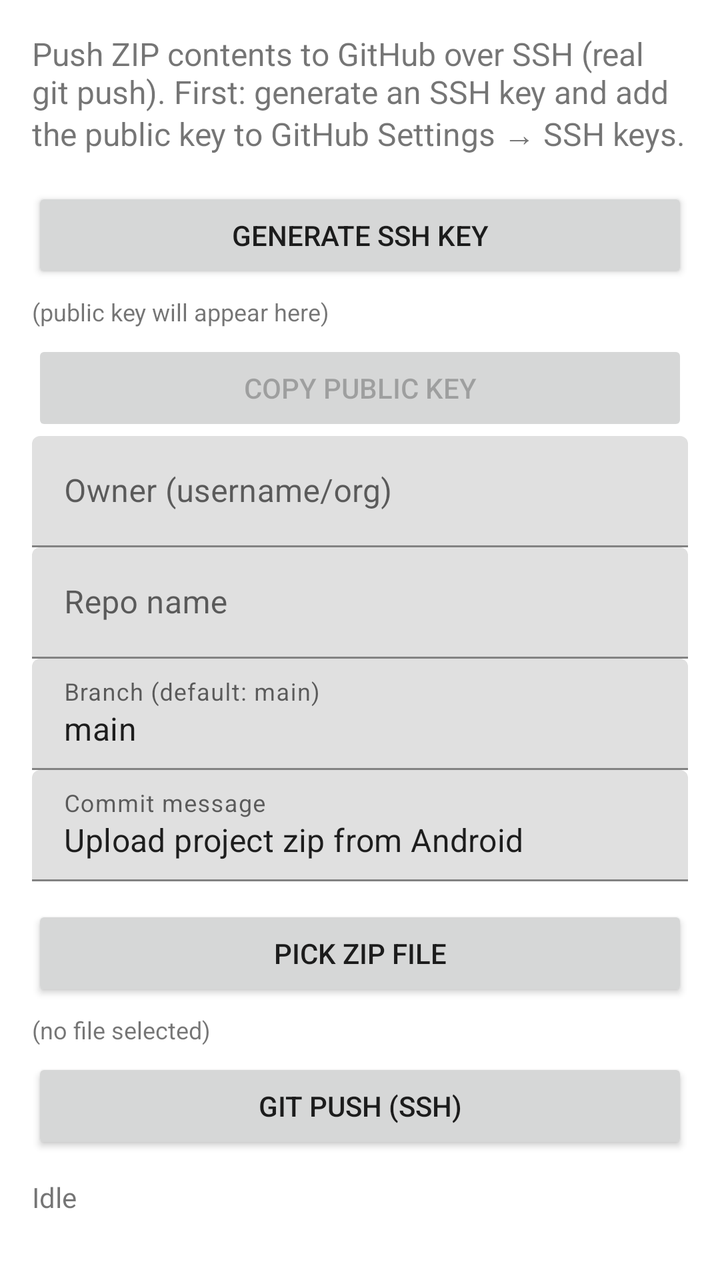
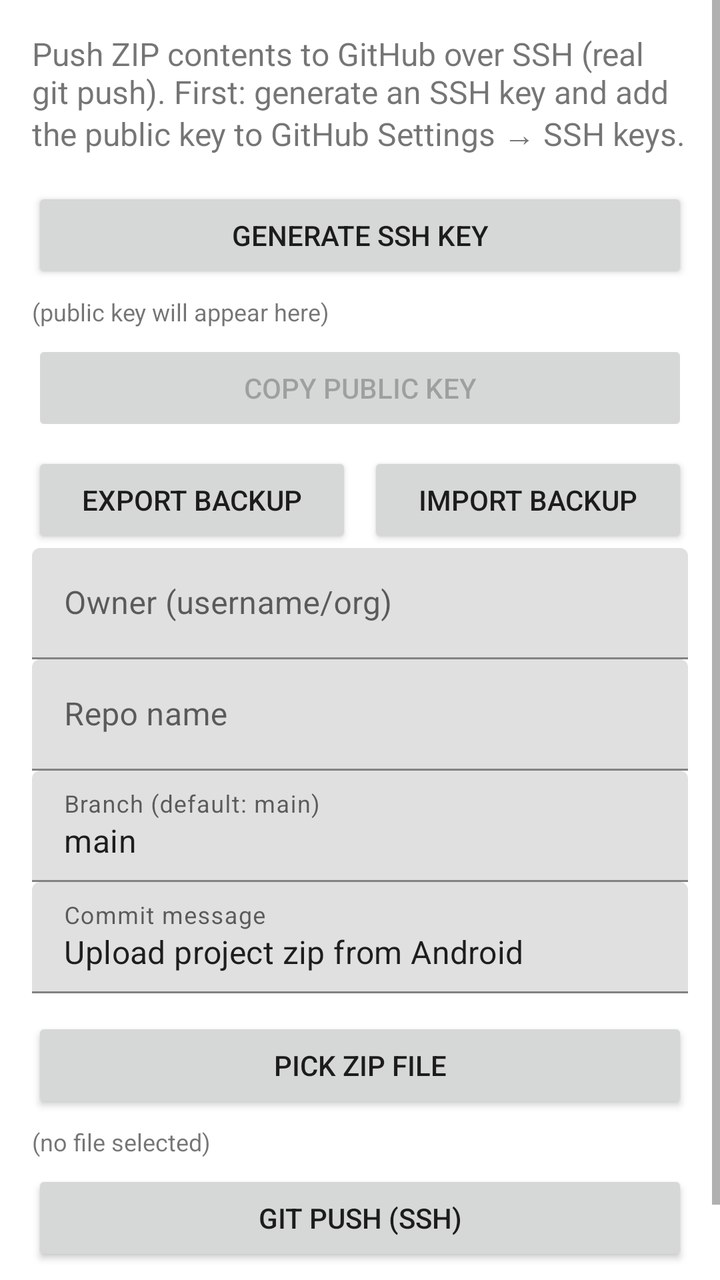

An Android layout rendered at two revisions. The XML below is the earlier revision; the diff shows what the commit changed to produce the second picture.
<!-- AndroidManifest.xml: application theme Theme.HelloWorldAndroid -->
<!-- res/layout/activity_github_push.xml -->
<?xml version="1.0" encoding="utf-8"?>
<ScrollView xmlns:android="http://schemas.android.com/apk/res/android"
    xmlns:app="http://schemas.android.com/apk/res-auto"
    android:layout_width="match_parent"
    android:layout_height="match_parent">

    <LinearLayout
        android:layout_width="match_parent"
        android:layout_height="wrap_content"
        android:orientation="vertical"
        android:padding="16dp">

        <TextView
            android:layout_width="match_parent"
            android:layout_height="wrap_content"
            android:text="Push ZIP contents to GitHub over SSH (real git push). First: generate an SSH key and add the public key to GitHub Settings → SSH keys."
            android:textSize="16sp"
            android:paddingBottom="12dp" />

        <Button
            android:id="@+id/generateKeyButton"
            android:layout_width="match_parent"
            android:layout_height="wrap_content"
            android:text="Generate SSH key"
            android:layout_marginTop="4dp" />

        <TextView
            android:id="@+id/publicKeyText"
            android:layout_width="match_parent"
            android:layout_height="wrap_content"
            android:text="(public key will appear here)"
            android:textSize="12sp"
            android:paddingTop="6dp"
            android:paddingBottom="6dp" />

        <Button
            android:id="@+id/copyKeyButton"
            android:layout_width="match_parent"
            android:layout_height="wrap_content"
            android:text="Copy public key"
            android:enabled="false" />

        <com.google.android.material.textfield.TextInputLayout
            android:layout_width="match_parent"
            android:layout_height="wrap_content"
            android:hint="Owner (username/org)">
            <com.google.android.material.textfield.TextInputEditText
                android:id="@+id/ownerInput"
                android:layout_width="match_parent"
                android:layout_height="wrap_content" />
        </com.google.android.material.textfield.TextInputLayout>

        <com.google.android.material.textfield.TextInputLayout
            android:layout_width="match_parent"
            android:layout_height="wrap_content"
            android:hint="Repo name">
            <com.google.android.material.textfield.TextInputEditText
                android:id="@+id/repoInput"
                android:layout_width="match_parent"
                android:layout_height="wrap_content" />
        </com.google.android.material.textfield.TextInputLayout>

        <com.google.android.material.textfield.TextInputLayout
            android:layout_width="match_parent"
            android:layout_height="wrap_content"
            android:hint="Branch (default: main)">
            <com.google.android.material.textfield.TextInputEditText
                android:id="@+id/branchInput"
                android:layout_width="match_parent"
                android:layout_height="wrap_content"
                android:text="main" />
        </com.google.android.material.textfield.TextInputLayout>

        <com.google.android.material.textfield.TextInputLayout
            android:layout_width="match_parent"
            android:layout_height="wrap_content"
            android:hint="Commit message">
            <com.google.android.material.textfield.TextInputEditText
                android:id="@+id/messageInput"
                android:layout_width="match_parent"
                android:layout_height="wrap_content"
                android:text="Upload project zip from Android" />
        </com.google.android.material.textfield.TextInputLayout>

        <Button
            android:id="@+id/pickZipButton"
            android:layout_width="match_parent"
            android:layout_height="wrap_content"
            android:text="Pick ZIP file"
            android:layout_marginTop="12dp" />

        <TextView
            android:id="@+id/selectedFile"
            android:layout_width="match_parent"
            android:layout_height="wrap_content"
            android:text="(no file selected)"
            android:textSize="12sp"
            android:paddingTop="6dp"
            android:paddingBottom="6dp" />

        <Button
            android:id="@+id/pushButton"
            android:layout_width="match_parent"
            android:layout_height="wrap_content"
            android:text="Git push (SSH)" />

        <TextView
            android:id="@+id/statusText"
            android:layout_width="match_parent"
            android:layout_height="wrap_content"
            android:text="Idle"
            android:paddingTop="12dp" />

    </LinearLayout>
</ScrollView>
<!-- resources referenced by this layout -->
<resources>
  <style name="Theme.HelloWorldAndroid" parent="Theme.MaterialComponents.DayNight.NoActionBar">
          
      </style>
</resources>

<!-- the commit's change to res/layout/activity_github_push.xml (unified diff, before → after) -->
@@ -39,6 +39,28 @@
             android:layout_height="wrap_content"
             android:text="Copy public key"
             android:enabled="false" />
+
+        <LinearLayout
+            android:layout_width="match_parent"
+            android:layout_height="wrap_content"
+            android:orientation="horizontal"
+            android:layout_marginTop="8dp">
+
+            <Button
+                android:id="@+id/exportBackupButton"
+                android:layout_width="0dp"
+                android:layout_height="wrap_content"
+                android:layout_weight="1"
+                android:text="Export backup" />
+
+            <Button
+                android:id="@+id/importBackupButton"
+                android:layout_width="0dp"
+                android:layout_height="wrap_content"
+                android:layout_weight="1"
+                android:layout_marginStart="8dp"
+                android:text="Import backup" />
+        </LinearLayout>
 
         <com.google.android.material.textfield.TextInputLayout
             android:layout_width="match_parent"
